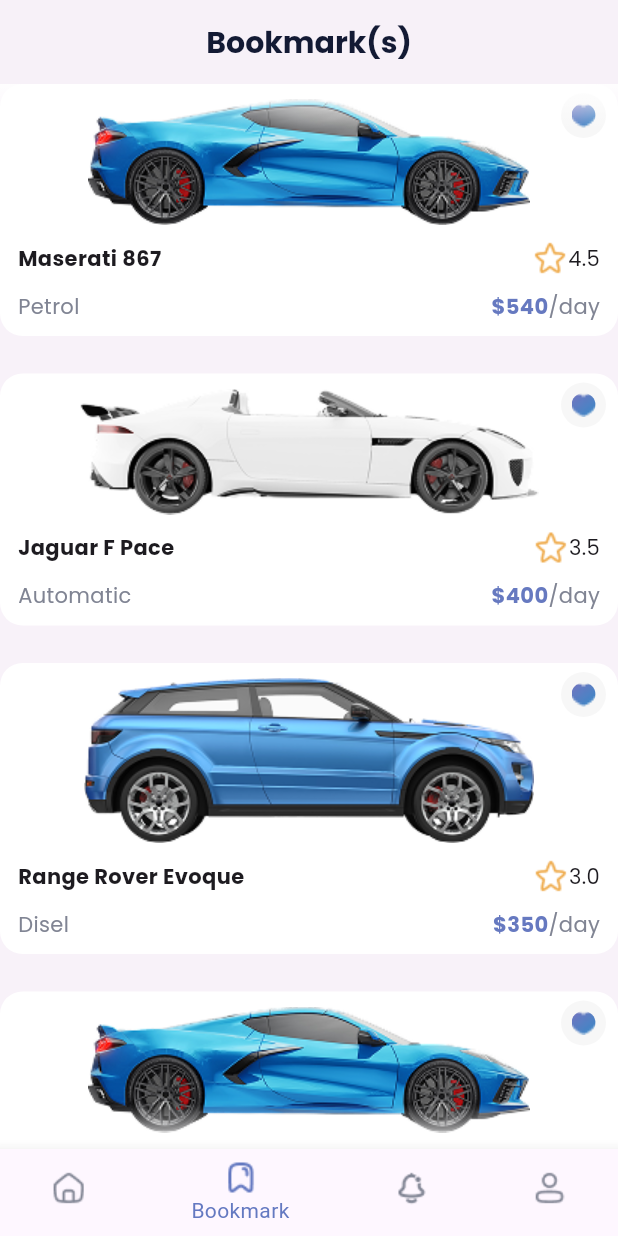
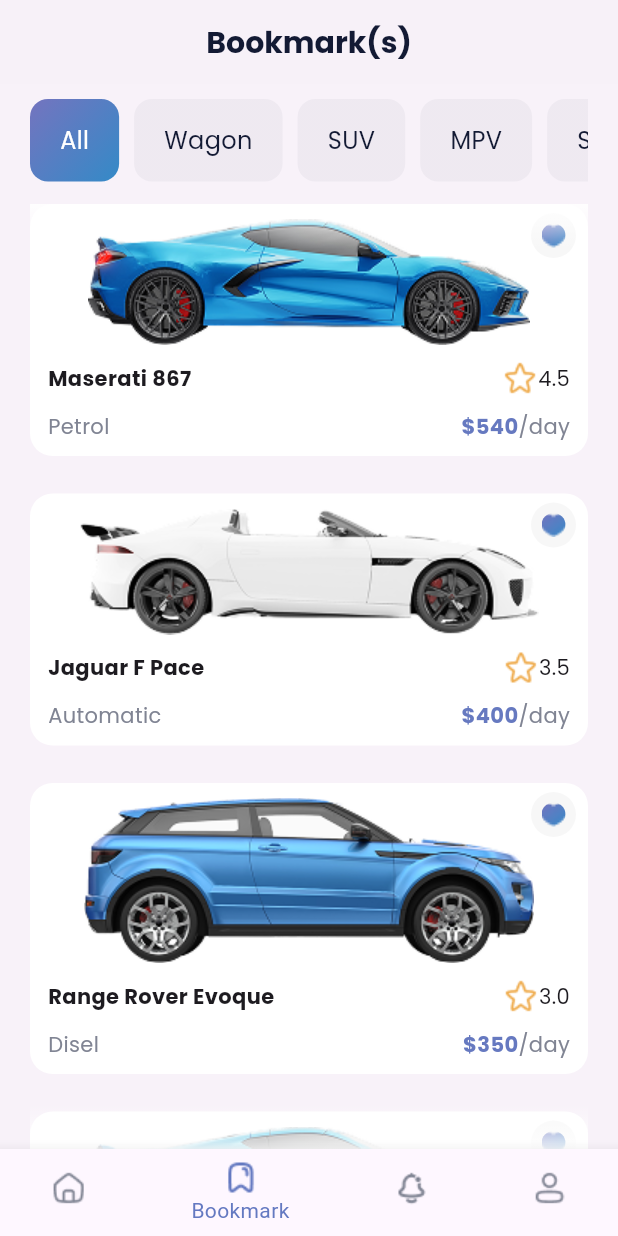
Before and after one commit to SauravAcharya23/Car-Rental-Mobile-App, a Flutter app: the screen it shows after launch, item 2 of the bottom bar chosen, on a phone screen of 412 x 824 dp. Run offline on Flutter 3.47's test engine with Material 3 defaults, Android fonts, the phone set to English and light mode, and no system bars; our stand-ins replace flutter_credit_card, flutter_xlider, gap, google_fonts; missing offline and left inert: card_scanner, flutter_3d_controller.

Commit message:
added brand selection in bookmark Page UI

```diff
--- a/lib/presentation/view/pages/Bookmark_Page/bookmark.dart
+++ b/lib/presentation/view/pages/Bookmark_Page/bookmark.dart
@@ -1,5 +1,6 @@
 import 'package:car_rental_app/core/ui/colors.dart';
 import 'package:car_rental_app/presentation/view/components/extra/extra.dart';
+import 'package:car_rental_app/presentation/view/components/filter_components/my_wrap_container.dart';
 import 'package:car_rental_app/presentation/view/components/homepage_components/car_card.dart';
 import 'package:flutter/material.dart';
 import 'package:google_fonts/google_fonts.dart';
@@ -12,6 +13,9 @@ class BookmarkPage extends StatefulWidget {
 }
 
 class _BookmarkPageState extends State<BookmarkPage> {
+
+  List<String> types = ["All", "Wagon", "SUV", "MPV", "Sedan","Jaguar"];
+  String selectedType = "All";
 
   List<Map<String, String>> bookmark = [
     {"name": "Maserati 867", "image": "lib/images/car1.png","ratings": "4.5", "engine_type":"Petrol","price": "540"},
@@ -37,11 +41,41 @@ class _BookmarkPageState extends State<BookmarkPage> {
         // backgroundColor: colorVeryLightGrey.withOpacity(.02),
         backgroundColor: colorVeryLightGrey.withAlpha((0.02 * 255).toInt()),
       ),
-      body: Stack(
+      body: Padding(
+        padding: const EdgeInsets.only(left: 20,right: 20, top: 10),
+        child: Column(
+          children: [
+            SingleChildScrollView(
+              scrollDirection: Axis.horizontal,
+              child: Padding(
+                padding: const EdgeInsets.only(bottom: 15),
+                child: Wrap(
+                  spacing: 10, // Horizontal spacing
+                  runSpacing: 14, // Vertical spacing
+                  children: types.map(
+                    (type) {
+                      bool isSelected = selectedType == type;
+                      return MyWrapContainer(
+                        type: type,
+                        isSelected: isSelected,
+                        onTap: () {
+                          setState(() {
+                            selectedType = type;
+                          });
+                        },
+                      );
+                    }
+                  ).toList(),
+                ),
+              ),
+            ),
+            Flexible(
+              child: Stack(
                 children: [
                   ListView.builder(
                     itemCount: bookmark.length,
                     shrinkWrap: true, // Ensures it takes only the required space
+                    // primary: false,
                     physics: const BouncingScrollPhysics(),
                     itemBuilder: (context, index) {
                       return CarCard(
@@ -53,7 +87,6 @@ class _BookmarkPageState extends State<BookmarkPage> {
                       );
                     },
                   ),
-
                   Positioned.fill(
                     child: IgnorePointer(
                       ignoring: true,
@@ -67,6 +100,10 @@ class _BookmarkPageState extends State<BookmarkPage> {
                     ),
                   ),
                 ],
+              ),
+            )
+          ],
+        ),
       )
     );
   }
```
Lines whose indentation alone changed are shown as unchanged.
